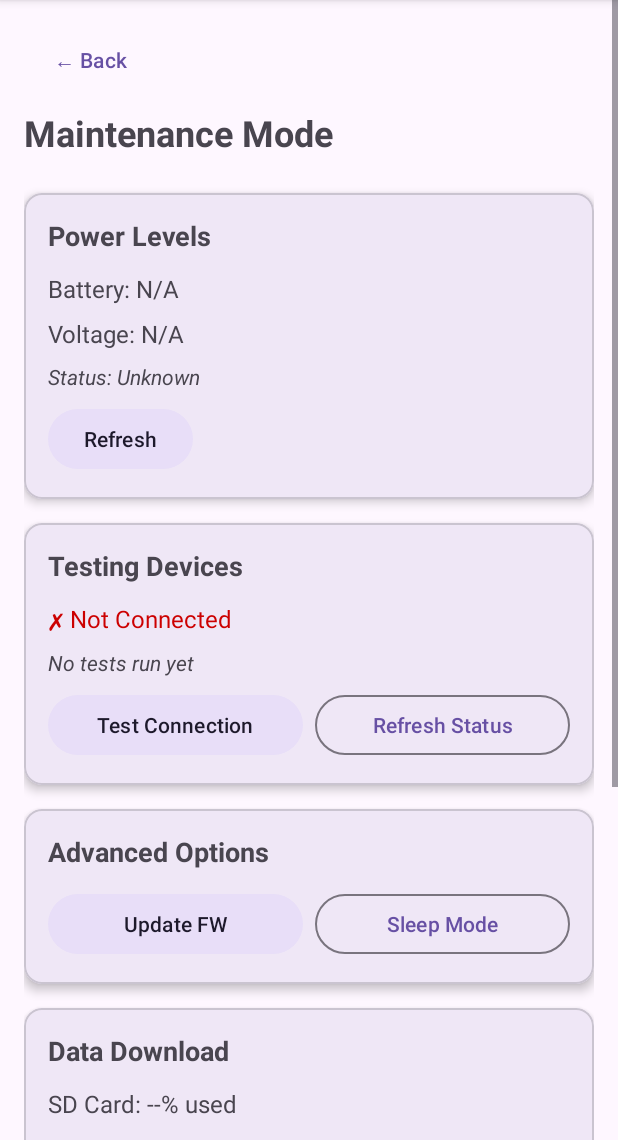
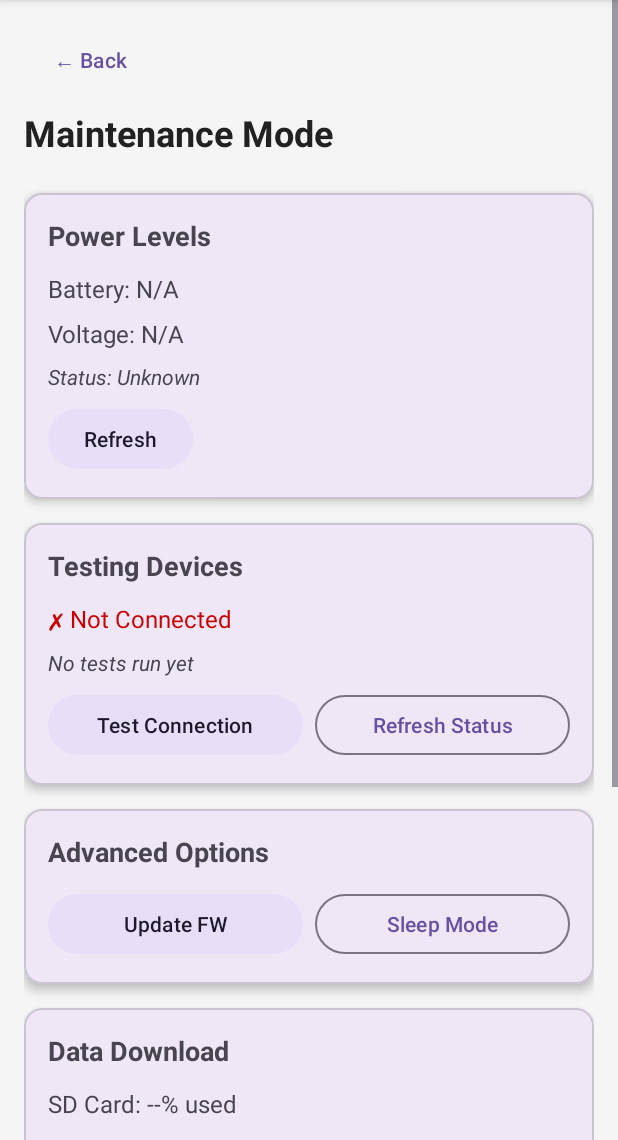
Before and after one commit to charlesramey/otterapp, an Android app: the MaintenanceModeActivity screen opened directly, with no data from a screen before it, on a phone screen of 412 x 824 dp, the part 96-1236 px from its top. Run offline under Robolectric (Android 15) with nearby library versions, the phone set to English and light mode, and no system bars.

```diff
--- a/app/src/main/java/com/example/otterenrichment/ScallopApiService.kt
+++ b/app/src/main/java/com/example/otterenrichment/ScallopApiService.kt
@@ -35,8 +35,8 @@ interface ScallopApi {
     suspend fun sleep(): Response<ResponseBody>
 
     @FormUrlEncoded
-    @POST("api/delete")
-    suspend fun deleteFiles(@Field("files") files: List<String>): Response<ResponseBody>
+    @POST("delete-files")
+    suspend fun deleteFiles(@Field("file") files: List<String>): Response<ResponseBody>
 }
 
 /**
--- a/app/src/main/res/layout/activity_maintenance_mode.xml
+++ b/app/src/main/res/layout/activity_maintenance_mode.xml
@@ -2,7 +2,8 @@
 <ScrollView xmlns:android="http://schemas.android.com/apk/res/android"
     xmlns:app="http://schemas.android.com/apk/res-auto"
     android:layout_width="match_parent"
-    android:layout_height="match_parent">
+    android:layout_height="match_parent"
+    android:background="#F5F5F5">
 
     <androidx.constraintlayout.widget.ConstraintLayout
         android:layout_width="match_parent"
@@ -26,6 +27,7 @@
             android:text="Maintenance Mode"
             android:textSize="24sp"
             android:textStyle="bold"
+            android:textColor="#212121"
             app:layout_constraintTop_toBottomOf="@id/btnBack"
             app:layout_constraintStart_toStartOf="parent"
             android:layout_marginTop="8dp" />
@@ -320,7 +322,8 @@
                     android:id="@+id/recyclerViewFiles"
                     android:layout_width="match_parent"
                     android:layout_height="200dp"
-                    android:layout_marginTop="8dp" />
+                    android:layout_marginTop="8dp"
+                    android:background="#FFFFFF" />
             </LinearLayout>
         </com.google.android.material.card.MaterialCardView>
 
--- a/app/src/main/res/layout/activity_start_recording.xml
+++ b/app/src/main/res/layout/activity_start_recording.xml
@@ -194,7 +194,7 @@
                         android:layout_width="0dp"
                         android:layout_height="wrap_content"
                         android:layout_weight="1"
-                        android:text="File Management"
+                        android:text="Download"
                         android:layout_marginStart="4dp"
                         style="@style/Widget.Material3.Button.TonalButton" />
                 </LinearLayout>
--- a/app/src/main/res/layout/item_file.xml
+++ b/app/src/main/res/layout/item_file.xml
@@ -5,7 +5,7 @@
     android:layout_height="wrap_content"
     android:minHeight="?android:attr/listPreferredItemHeightSmall"
     android:textAppearance="?android:attr/textAppearanceListItemSmall"
-    android:textColor="?attr/colorOnSurfaceVariant"
+    android:textColor="#000000"
     android:gravity="center_vertical"
     android:checkMark="?android:attr/listChoiceIndicatorMultiple"
     android:paddingStart="16dp"
```
Also changed, not shown: app/src/main/java/com/example/otterenrichment/StartRecordingActivity.kt (+23 -1 lines), 1 other file.
